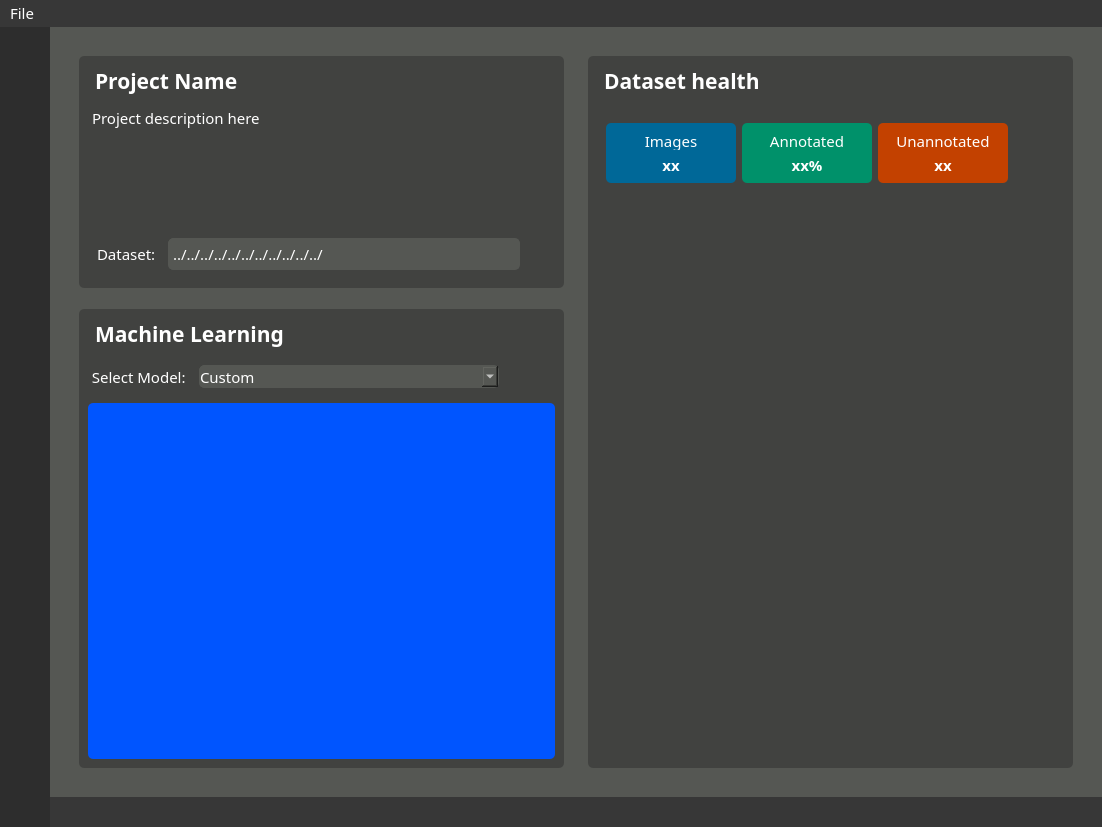
Before: the Qt Designer form yoloAnt.ui in Lachie1011/YoloAnt, drawn with Qt 5.
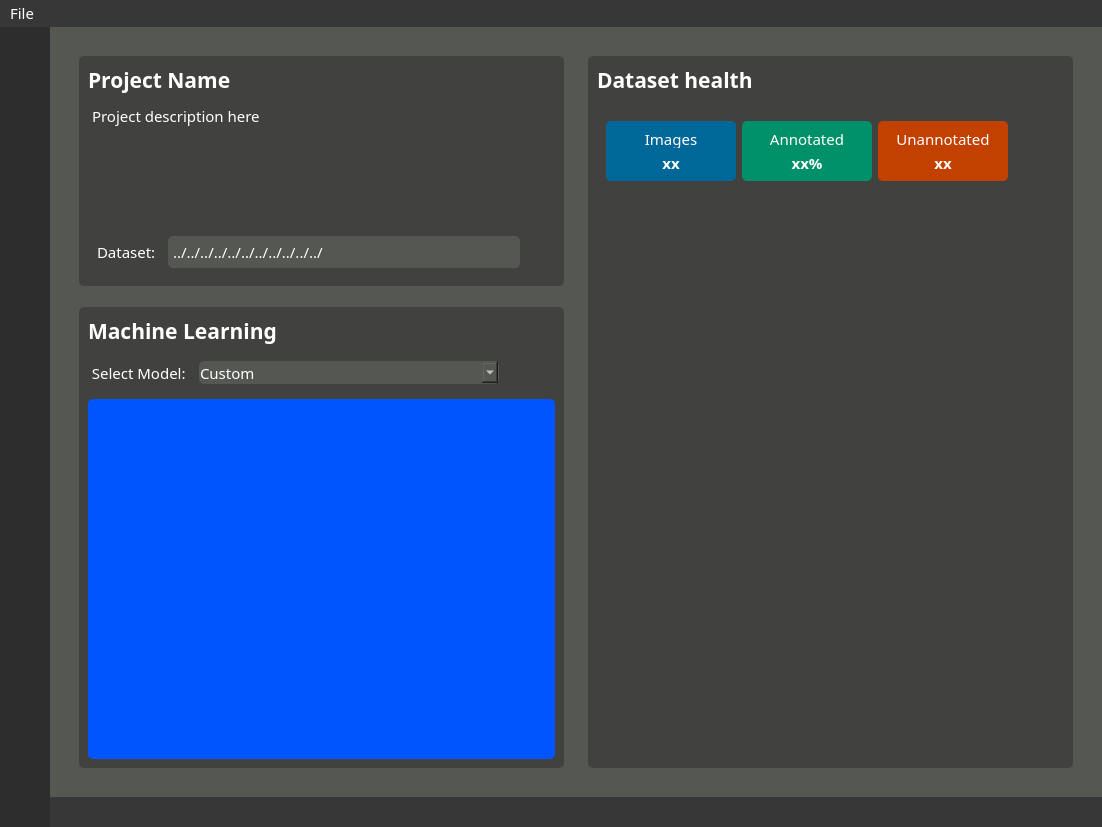
After: the same form once the commit is applied. The open tabs and pages were chosen to show the change. Icons and pictures are not drawn. Custom widgets are drawn as their Qt base class.

Patch:
```diff
--- a/yoloAnt.ui
+++ b/yoloAnt.ui
@@ -1368,11 +1368,7 @@
                     </font>
                    </property>
                    <property name="styleSheet">
-                    <string notr="true">border : 1px solid;
-background-color: rgb(85, 85, 85);
-background-color: rgb(65, 66, 64);
-border-radius: 5px;
-border-color:  rgb(85, 85, 85);
+                    <string notr="true">background-color: rgb(65, 66, 64);
 border-color: rgb(65, 66, 64);
 font: 75 bold 16pt &quot;Gotham Rounded&quot;;
 color: rgb(255, 255, 255);</string>
@@ -1386,6 +1382,9 @@
                    <property name="alignment">
                     <set>Qt::AlignLeading|Qt::AlignLeft|Qt::AlignVCenter</set>
                    </property>
+                   <property name="margin">
+                    <number>3</number>
+                   </property>
                   </widget>
                  </item>
                  <item>
@@ -1613,11 +1612,7 @@
                     </font>
                    </property>
                    <property name="styleSheet">
-                    <string notr="true">border : 1px solid;
-background-color: rgb(85, 85, 85);
-background-color: rgb(65, 66, 64);
-border-radius: 5px;
-border-color:  rgb(85, 85, 85);
+                    <string notr="true">background-color: rgb(65, 66, 64);
 border-color: rgb(65, 66, 64);
 font: 75 bold 16pt &quot;Gotham Rounded&quot;;
 color: rgb(255, 255, 255);</string>
@@ -1628,6 +1623,9 @@
                    <property name="alignment">
                     <set>Qt::AlignLeading|Qt::AlignLeft|Qt::AlignVCenter</set>
                    </property>
+                   <property name="margin">
+                    <number>3</number>
+                   </property>
                   </widget>
                  </item>
                  <item>
@@ -1850,11 +1848,7 @@
                     </font>
                    </property>
                    <property name="styleSheet">
-                    <string notr="true">border : 1px solid;
-background-color: rgb(85, 85, 85);
-background-color: rgb(65, 66, 64);
-border-radius: 5px;
-border-color:  rgb(85, 85, 85);
+                    <string notr="true">background-color: rgb(65, 66, 64);
 border-color: rgb(65, 66, 64);
 font: 75 bold 16pt &quot;Gotham Rounded&quot;;
 color: rgb(255, 255, 255);</string>
@@ -1865,6 +1859,9 @@
                    <property name="alignment">
                     <set>Qt::AlignLeading|Qt::AlignLeft|Qt::AlignVCenter</set>
                    </property>
+                   <property name="margin">
+                    <number>3</number>
+                   </property>
                   </widget>
                  </item>
                  <item>
@@ -2210,6 +2207,18 @@
           </item>
           <item>
            <widget class="QPushButton" name="notificationBtn">
+            <property name="sizePolicy">
+             <sizepolicy hsizetype="Fixed" vsizetype="Fixed">
+              <horstretch>0</horstretch>
+              <verstretch>0</verstretch>
+             </sizepolicy>
+            </property>
+            <property name="maximumSize">
+             <size>
+              <width>27</width>
+              <height>27</height>
+             </size>
+            </property>
             <property name="text">
              <string/>
             </property>
```
Left out of the diff: 2 changed lines with no effect on the pictures.
